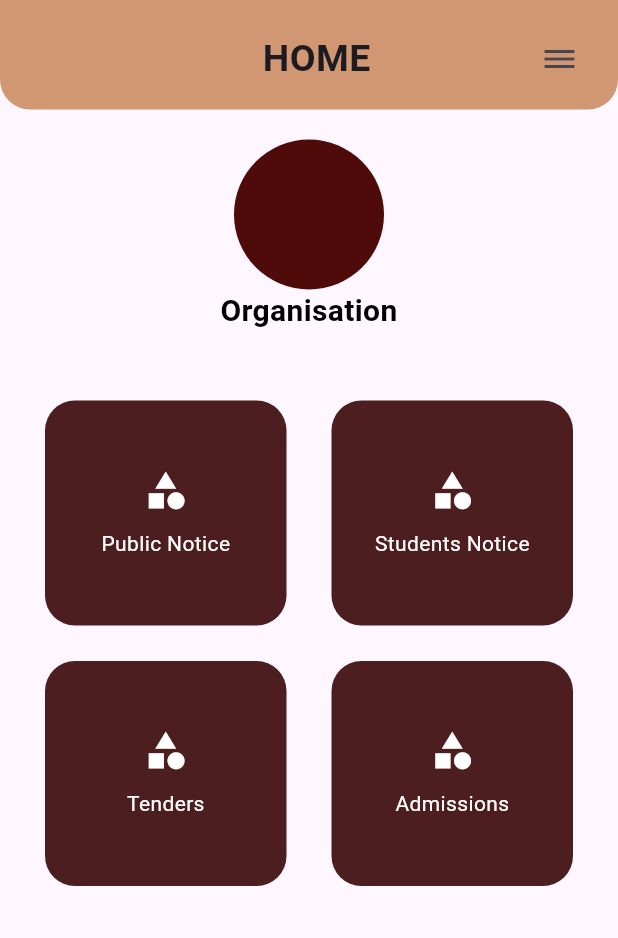
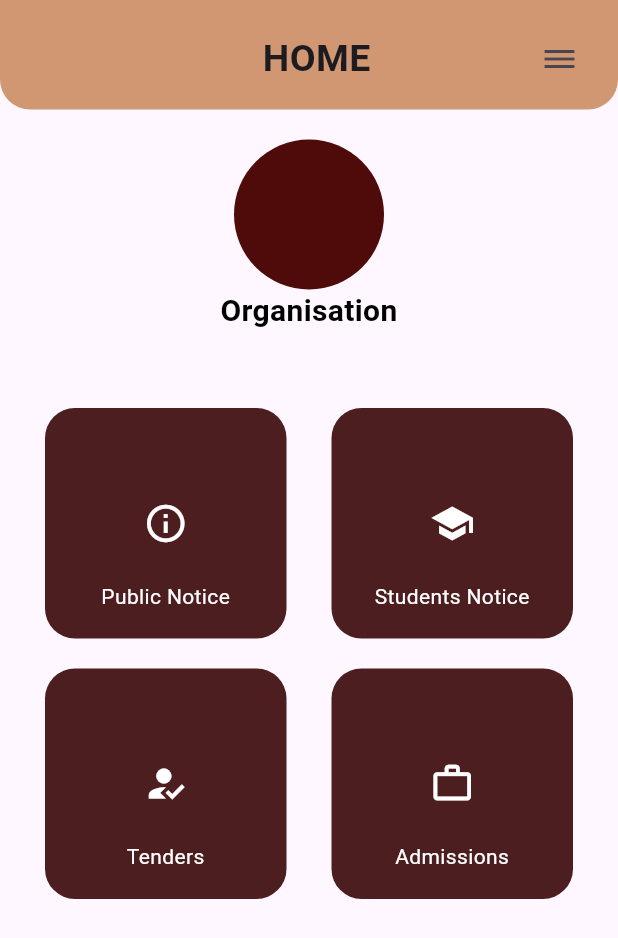
Before and after one commit to MaheswariDarish/fluttermp, a Flutter app: the screen it shows after launch, on a phone screen of 412 x 824 dp. Shown: the top 938 px of the screen. Run offline on Flutter 3.47's test engine with Material 3 defaults, Android fonts, the phone set to English and light mode, and no system bars.

Commit message:
Homepage icon change

```diff
--- a/lib/screens/SreenHome.dart
+++ b/lib/screens/SreenHome.dart
@@ -8,45 +8,52 @@ class ScreenHome extends StatefulWidget {
 }
 
 class _ScreenHomeState extends State<ScreenHome> {
-List<Icon> nameicon=[
-  Icon(Icons.category,color: Colors.white,size:30),
-  Icon(Icons.category,color: Colors.white,size:30),
-  Icon(Icons.category,color: Colors.white,size:30),
-  Icon(Icons.category,color: Colors.white,size:30),
+  List<Icon> nameicon = [
+    Icon(Icons.info_outline, color: Colors.white, size: 30),
+    Icon(Icons.school, color: Colors.white, size: 30),
+    Icon(Icons.how_to_reg, color: Colors.white, size: 30),
+    Icon(Icons.work_outline, color: Colors.white, size: 30),
   ];
-List names=[
+  List names = [
     "Public Notice",
     "Students Notice",
     "Tenders",
     "Admissions"
   ];
+
   @override
   Widget build(BuildContext context) {
     return Scaffold(
       body: ListView(
         children: [
           Container(
-            padding: EdgeInsets.only(top: 15,left: 15,right:15,bottom:10),
+            padding: EdgeInsets.only(top: 15, left: 15, right: 15, bottom: 10),
             decoration: BoxDecoration(
-              color:Color.fromARGB(146, 173, 80, 8),
+              color: Color.fromARGB(146, 173, 80, 8),
               borderRadius: BorderRadius.only(
                 bottomLeft: Radius.circular(20),
                 bottomRight: Radius.circular(20),
-              )
+              ),
             ),
             child: Column(
               children: [
                 Row(
                   mainAxisAlignment: MainAxisAlignment.spaceBetween,
                   children: [
-                    Expanded(child:
-                    Text('         HOME',
+                    Expanded(
+                      child: Text(
+                        '         HOME',
                         textAlign: TextAlign.center,
-                    style: TextStyle(fontSize: 25,fontWeight: FontWeight.bold)),
-
-
+                        style: TextStyle(
+                          fontSize: 25,
+                          fontWeight: FontWeight.bold,
                         ),
-            IconButton(onPressed: (){}, icon: Icon(Icons.dehaze_outlined)),
+                      ),
+                    ),
+                    IconButton(
+                      onPressed: () {},
+                      icon: Icon(Icons.dehaze_outlined),
+                    ),
                   ],
                 )
               ],
@@ -55,57 +62,69 @@ List names=[
           SizedBox(height: 20),
           Container(
             child: CircleAvatar(
-            radius: 50, // This will be institute logo
+              radius: 50,
               backgroundColor: const Color.fromARGB(255, 79, 10, 10),
-
             ),
           ),
-         Text("Organisation",
+          Text(
+            "Organisation",
             textAlign: TextAlign.center,
-         style: TextStyle(color: Colors.black,fontSize: 20,fontWeight: FontWeight.bold)
+            style: TextStyle(
+              color: Colors.black,
+              fontSize: 20,
+              fontWeight: FontWeight.bold,
+            ),
           ),
           SizedBox(height: 20),
-        Padding(padding: EdgeInsets.only(top: 20,left:15,right: 15),
-        child:Column(children: [
+          Padding(
+            padding: EdgeInsets.only(top: 20, left: 15, right: 15),
+            child: Column(
+              children: [
                 GridView.builder(
                   itemCount: names.length,
-            shrinkWrap:true,
-          physics:NeverScrollableScrollPhysics(),
+                  shrinkWrap: true,
+                  physics: NeverScrollableScrollPhysics(),
                   gridDelegate: SliverGridDelegateWithFixedCrossAxisCount(
                     crossAxisCount: 2,
                     childAspectRatio: 1.1,
-            ), itemBuilder:(context,index){ return Column(
+                  ),
+                  itemBuilder: (context, index) {
+                    return Container(
+                      margin: EdgeInsets.symmetric(vertical: 10, horizontal: 15),
+                      height: 95,
+                      width: 250,
+                      decoration: BoxDecoration(
+                        color: Color.fromARGB(224, 53, 0, 0),
+                        borderRadius: BorderRadius.circular(20),
+                      ),
+                      child: Stack(
                         children: [
-                Container(
-                  margin: EdgeInsets.symmetric(vertical:5,horizontal: 15),
-                  height: 150,
-                  width: 300,
-                  decoration: BoxDecoration(
-                    color:Color.fromARGB(224, 53, 0, 0),
-                    borderRadius: BorderRadius.only(
-                      topLeft: Radius.circular(20),
-                      bottomRight: Radius.circular(20),
-                      bottomLeft: Radius.circular(20),
-                      topRight: Radius.circular(20),
-                    )
+                          Center(
+                            child: nameicon[index],
                           ),
-                  child: Center(
-                    child:Column(
-                      mainAxisAlignment: MainAxisAlignment.center,
-                       children: [
-                        nameicon[index],
-                          SizedBox(height: 10),
-                          Text(
+                          Positioned(
+                            bottom: 10,
+                            left: 0,
+                            right: 0,
+                            child: Padding(
+                              padding: const EdgeInsets.all(8.0),
+                              child: Text(
                                 names[index],
-                            style: TextStyle(color: Colors.white),
+                                textAlign: TextAlign.center,
+                                style: TextStyle(
+                                  color: Colors.white,
                                 ),
-                       ],)
                               ),
-                )
+                            ),
+                          ),
                         ],
-            );})
-        ],))
-
+                      ),
+                    );
+                  },
+                ),
+              ],
+            ),
+          ),
         ],
       ),
     );
```
Lines whose indentation alone changed are shown as unchanged.
